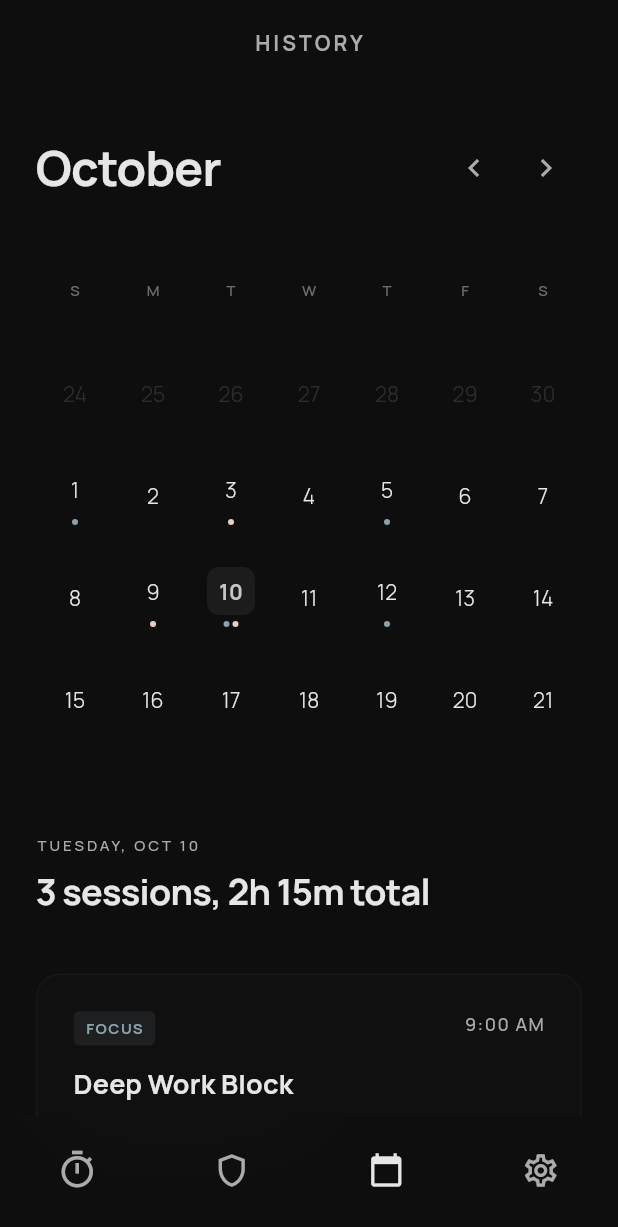
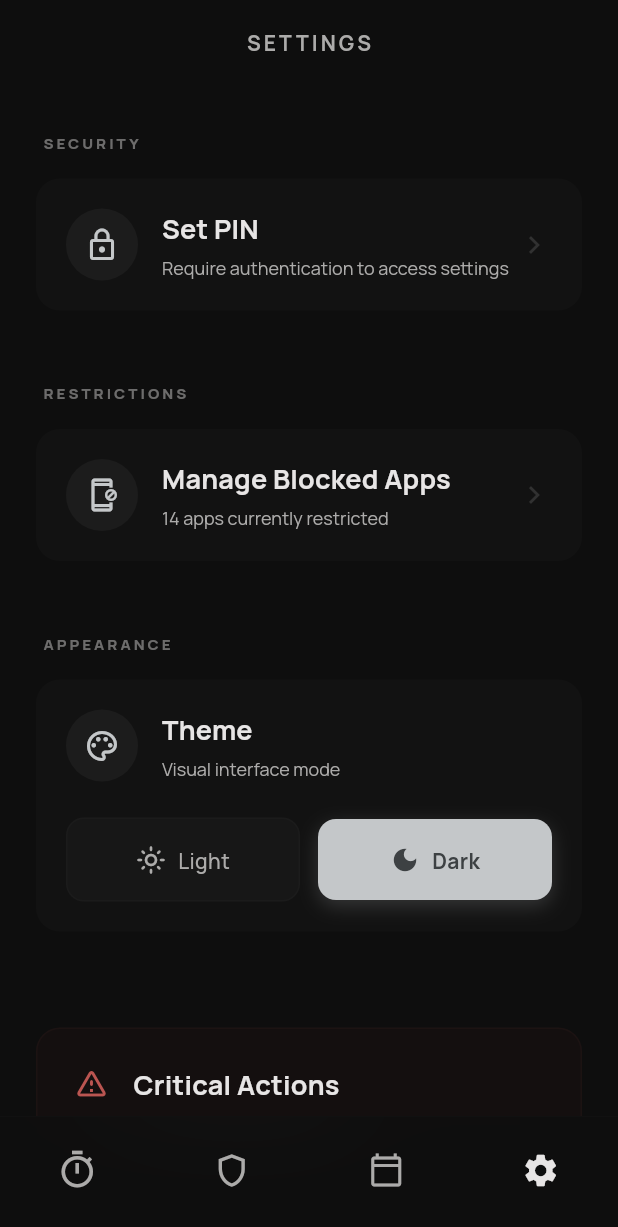
Before and after one commit to isura3147/detach_mobile_app, a Flutter app: the screen it shows after launch, on a phone screen of 412 x 824 dp. Shown: the top 1227 px of the screen. Run offline on Flutter 3.47's test engine with Material 3 defaults, Android fonts, the phone set to English and light mode, and no system bars.

Commit message:
feat: complete UI for settings screen

```diff
--- /dev/null
+++ b/lib/features/settings/screens/settings_screen.dart
@@ -0,0 +1,446 @@
+import 'dart:ui';
+import 'package:flutter/material.dart';
+import '../../../core/theme/app_colors.dart';
+
+class SettingsScreen extends StatelessWidget {
+  const SettingsScreen({super.key});
+
+  @override
+  Widget build(BuildContext context) {
+    final theme = Theme.of(context);
+    final colorScheme = theme.colorScheme;
+    final textTheme = theme.textTheme;
+
+    return Scaffold(
+      extendBodyBehindAppBar: true,
+      appBar: PreferredSize(
+        preferredSize: const Size.fromHeight(64),
+        child: AppBar(
+          title: Text(
+            'SETTINGS',
+            style: textTheme.labelSmall?.copyWith(
+              fontSize: 14,
+              fontWeight: FontWeight.w700,
+              letterSpacing: 2.0,
+              color: colorScheme.onSurfaceVariant,
+            ),
+          ),
+          backgroundColor: Colors.transparent,
+          elevation: 0,
+          centerTitle: true,
+        ),
+      ),
+      bottomNavigationBar: Container(
+        height: 80,
+        decoration: BoxDecoration(
+          border: Border(
+            top: BorderSide(
+              color: colorScheme.outlineVariant.withValues(alpha: 0.1),
+              width: 0.5,
+            ),
+          ),
+        ),
+        child: ClipRect(
+          child: BackdropFilter(
+            filter: ImageFilter.blur(sigmaX: 32, sigmaY: 32),
+            child: BottomNavigationBar(
+              currentIndex: 3,
+              backgroundColor: colorScheme.surface.withValues(alpha: 0.8),
+              elevation: 0,
+              items: const [
+                BottomNavigationBarItem(
+                  icon: Icon(Icons.timer_outlined, size: 28),
+                  activeIcon: Icon(Icons.timer, size: 28),
+                  label: 'Timer',
+                ),
+                BottomNavigationBarItem(
+                  icon: Icon(Icons.shield_outlined, size: 26),
+                  activeIcon: Icon(Icons.shield, size: 26),
+                  label: 'Shield',
+                ),
+                BottomNavigationBarItem(
+                  icon: Icon(Icons.calendar_today_outlined, size: 24),
+                  activeIcon: Icon(Icons.calendar_today, size: 24),
+                  label: 'Calendar',
+                ),
+                BottomNavigationBarItem(
+                  icon: Icon(Icons.settings_outlined, size: 26),
+                  activeIcon: Icon(Icons.settings, size: 26),
+                  label: 'Settings',
+                ),
+              ],
+            ),
+          ),
+        ),
+      ),
+      body: SafeArea(
+        child: SingleChildScrollView(
+          padding: const EdgeInsets.symmetric(horizontal: 24, vertical: 24),
+          child: Column(
+            crossAxisAlignment: CrossAxisAlignment.start,
+            children: [
+              _buildSectionHeader(context, 'SECURITY'),
+              _buildActionCard(
+                context: context,
+                icon: Icons.lock_outline,
+                title: 'Set PIN',
+                subtitle: 'Require authentication to access settings',
+              ),
+              const SizedBox(height: 48),
+
+              _buildSectionHeader(context, 'RESTRICTIONS'),
+              _buildActionCard(
+                context: context,
+                icon: Icons.app_blocking_outlined,
+                title: 'Manage Blocked Apps',
+                subtitle: '14 apps currently restricted',
+              ),
+              const SizedBox(height: 48),
+
+              _buildSectionHeader(context, 'APPEARANCE'),
+              _buildThemeCard(context),
+              const SizedBox(height: 64),
+
+              _buildDangerZone(context),
+              const SizedBox(height: 48),
+
+              _buildFooter(context),
+              const SizedBox(height: 120), // Bottom padding for nav bar
+            ],
+          ),
+        ),
+      ),
+    );
+  }
+
+  Widget _buildSectionHeader(BuildContext context, String title) {
+    final theme = Theme.of(context);
+    return Padding(
+      padding: const EdgeInsets.only(bottom: 16, left: 4),
+      child: Text(
+        title,
+        style: theme.textTheme.labelSmall?.copyWith(
+          letterSpacing: 2.0,
+          fontWeight: FontWeight.w800,
+          color: theme.colorScheme.onSurfaceVariant.withValues(alpha: 0.6),
+        ),
+      ),
+    );
+  }
+
+  Widget _buildActionCard({
+    required BuildContext context,
+    required IconData icon,
+    required String title,
+    required String subtitle,
+  }) {
+    final theme = Theme.of(context);
+    final colorScheme = theme.colorScheme;
+
+    return InkWell(
+      onTap: () {},
+      borderRadius: BorderRadius.circular(16),
+      child: Container(
+        padding: const EdgeInsets.all(20),
+        decoration: BoxDecoration(
+          color: colorScheme.surfaceContainerLow,
+          borderRadius: BorderRadius.circular(16),
+        ),
+        child: Row(
+          children: [
+            Container(
+              width: 48,
+              height: 48,
+              decoration: BoxDecoration(
+                color: colorScheme.surfaceContainerHighest,
+                shape: BoxShape.circle,
+              ),
+              child: Icon(
+                icon,
+                color: colorScheme.primary,
+                size: 24,
+              ),
+            ),
+            const SizedBox(width: 16),
+            Expanded(
+              child: Column(
+                crossAxisAlignment: CrossAxisAlignment.start,
+                children: [
+                  Text(
+                    title,
+                    style: theme.textTheme.titleMedium?.copyWith(
+                      fontWeight: FontWeight.w700,
+                    ),
+                  ),
+                  const SizedBox(height: 4),
+                  Text(
+                    subtitle,
+                    style: theme.textTheme.labelSmall?.copyWith(
+                      fontSize: 12,
+                      letterSpacing: 0,
+                      fontWeight: FontWeight.w400,
+                      color: colorScheme.onSurfaceVariant,
+                    ),
+                  ),
+                ],
+              ),
+            ),
+            Icon(
+              Icons.chevron_right,
+              color: colorScheme.outlineVariant,
+            ),
+          ],
+        ),
+      ),
+    );
+  }
+
+  Widget _buildThemeCard(BuildContext context) {
+    final theme = Theme.of(context);
+    final colorScheme = theme.colorScheme;
+
+    return Container(
+      padding: const EdgeInsets.all(20),
+      decoration: BoxDecoration(
+        color: colorScheme.surfaceContainerLow,
+        borderRadius: BorderRadius.circular(16),
+      ),
+      child: Column(
+        children: [
+          Row(
+            children: [
+              Container(
+                width: 48,
+                height: 48,
+                decoration: BoxDecoration(
+                  color: colorScheme.surfaceContainerHighest,
+                  shape: BoxShape.circle,
+                ),
+                child: Icon(
+                  Icons.palette_outlined,
+                  color: colorScheme.primary,
+                  size: 24,
+                ),
+              ),
+              const SizedBox(width: 16),
+              Expanded(
+                child: Column(
+                  crossAxisAlignment: CrossAxisAlignment.start,
+                  children: [
+                    Text(
+                      'Theme',
+                      style: theme.textTheme.titleMedium?.copyWith(
+                        fontWeight: FontWeight.w700,
+                      ),
+                    ),
+                    const SizedBox(height: 4),
+                    Text(
+                      'Visual interface mode',
+                      style: theme.textTheme.labelSmall?.copyWith(
+                        fontSize: 12,
+                        letterSpacing: 0,
+                        fontWeight: FontWeight.w400,
+                        color: colorScheme.onSurfaceVariant,
+                      ),
+                    ),
+                  ],
+                ),
+              ),
+            ],
+          ),
+          const SizedBox(height: 24),
+          Row(
+            children: [
+              Expanded(
+                child: InkWell(
+                  onTap: () {},
+                  borderRadius: BorderRadius.circular(12),
+                  child: Container(
+                    padding: const EdgeInsets.symmetric(vertical: 16),
+                    decoration: BoxDecoration(
+                      color: colorScheme.surfaceContainerHighest.withValues(alpha: 0.5),
+                      border: Border.all(
+                        color: colorScheme.outlineVariant.withValues(alpha: 0.15),
+                      ),
+                      borderRadius: BorderRadius.circular(12),
+                    ),
+                    child: Row(
+                      mainAxisAlignment: MainAxisAlignment.center,
+                      children: [
+                        Icon(
+                          Icons.light_mode_outlined,
+                          size: 20,
+                          color: colorScheme.onSurfaceVariant,
+                        ),
+                        const SizedBox(width: 8),
+                        Text(
+                          'Light',
+                          style: theme.textTheme.bodyMedium?.copyWith(
+                            fontWeight: FontWeight.w500,
+                            color: colorScheme.onSurfaceVariant,
+                          ),
+                        ),
+                      ],
+                    ),
+                  ),
+                ),
+              ),
+              const SizedBox(width: 12),
+              Expanded(
+                child: InkWell(
+                  onTap: () {},
+                  borderRadius: BorderRadius.circular(12),
+                  child: Container(
+                    padding: const EdgeInsets.symmetric(vertical: 16),
+                    decoration: BoxDecoration(
+                      color: colorScheme.primary,
+                      borderRadius: BorderRadius.circular(12),
+                      boxShadow: [
+                        BoxShadow(
+                          color: colorScheme.primary.withValues(alpha: 0.2),
+                          blurRadius: 10,
+                          offset: const Offset(0, 4),
+                        ),
+                      ],
+                    ),
+                    child: Row(
+                      mainAxisAlignment: MainAxisAlignment.center,
+                      children: [
+                        Icon(
+                          Icons.dark_mode,
+                          size: 20,
+                          color: colorScheme.onPrimary,
+                        ),
+                        const SizedBox(width: 8),
+                        Text(
+                          'Dark',
+                          style: theme.textTheme.bodyMedium?.copyWith(
+                            fontWeight: FontWeight.w700,
+                            color: colorScheme.onPrimary,
+                          ),
+                        ),
+                      ],
+                    ),
+                  ),
+                ),
+              ),
+            ],
+          ),
+        ],
+      ),
+    );
+  }
+
+  Widget _buildDangerZone(BuildContext context) {
+    final theme = Theme.of(context);
+    final colorScheme = theme.colorScheme;
+    final errorColor = AppColors.errorDim;
+
+    return Container(
+      padding: const EdgeInsets.all(24),
+      decoration: BoxDecoration(
+        color: AppColors.errorContainer.withValues(alpha: 0.05),
+        border: Border.all(
+          color: errorColor.withValues(alpha: 0.05),
+        ),
+        borderRadius: BorderRadius.circular(16),
+      ),
+      child: Column(
+        crossAxisAlignment: CrossAxisAlignment.start,
+        children: [
+          Row(
+            crossAxisAlignment: CrossAxisAlignment.start,
+            children: [
+              Icon(
+                Icons.warning_amber_rounded,
+                color: errorColor,
+                size: 24,
+              ),
+              const SizedBox(width: 16),
+              Expanded(
+                child: Column(
+                  crossAxisAlignment: CrossAxisAlignment.start,
+                  children: [
+                    Text(
+                      'Critical Actions',
+                      style: theme.textTheme.titleMedium?.copyWith(
+                        fontWeight: FontWeight.w700,
+                      ),
+                    ),
+                    const SizedBox(height: 8),
+                    Text(
+                      'Clearing history will permanently remove all focus session logs and analytic data. This action cannot be undone.',
+                      style: theme.textTheme.labelSmall?.copyWith(
+                        fontSize: 12,
+                        letterSpacing: 0,
+                        height: 1.5,
+                        fontWeight: FontWeight.w400,
+                        color: colorScheme.onSurfaceVariant,
+                      ),
+                    ),
+                  ],
+                ),
+              ),
+            ],
+          ),
+          const SizedBox(height: 24),
+          SizedBox(
+            width: double.infinity,
+            child: TextButton(
+              onPressed: () {},
+              style: TextButton.styleFrom(
+                backgroundColor: AppColors.errorContainer.withValues(alpha: 0.1),
+                foregroundColor: errorColor,
+                padding: const EdgeInsets.symmetric(vertical: 16),
+                shape: RoundedRectangleBorder(
+                  borderRadius: BorderRadius.circular(12),
+                ),
+              ),
+              child: Text(
+                'Clear History',
+                style: theme.textTheme.bodyMedium?.copyWith(
+                  fontWeight: FontWeight.w700,
+                  color: errorColor,
+                ),
+              ),
+            ),
+          ),
+        ],
+      ),
+    );
+  }
+
+  Widget _buildFooter(BuildContext context) {
+    final theme = Theme.of(context);
+    final colorScheme = theme.colorScheme;
+
+    return Center(
+      child: InkWell(
+        onTap: () {},
+        borderRadius: BorderRadius.circular(8),
+        child: Padding(
+          padding: const EdgeInsets.symmetric(horizontal: 16, vertical: 8),
+          child: Row(
+            mainAxisSize: MainAxisSize.min,
+            children: [
+              Icon(
+                Icons.coffee,
+                size: 16,
+                color: colorScheme.onSurfaceVariant.withValues(alpha: 0.6),
+              ),
+              const SizedBox(width: 8),
+              Text(
+                'BUY ME A COFFEE',
+                style: theme.textTheme.labelSmall?.copyWith(
+                  letterSpacing: 2.0,
+                  fontWeight: FontWeight.w700,
+                  color: colorScheme.onSurfaceVariant.withValues(alpha: 0.6),
+                ),
+              ),
+            ],
+          ),
+        ),
+      ),
+    );
+  }
+}
--- a/lib/main.dart
+++ b/lib/main.dart
@@ -1,6 +1,6 @@
 import 'package:flutter/material.dart';
 import 'core/theme/app_theme.dart';
-import 'features/log/screens/log_screen.dart';
+import 'features/settings/screens/settings_screen.dart';
 
 void main() {
   runApp(const MyApp());
@@ -17,7 +17,7 @@ class MyApp extends StatelessWidget {
       theme: AppTheme.darkTheme,
       darkTheme: AppTheme.darkTheme,
       themeMode: ThemeMode.dark,
-      home: const LogScreen(),
+      home: const SettingsScreen(),
     );
   }
 }
```
